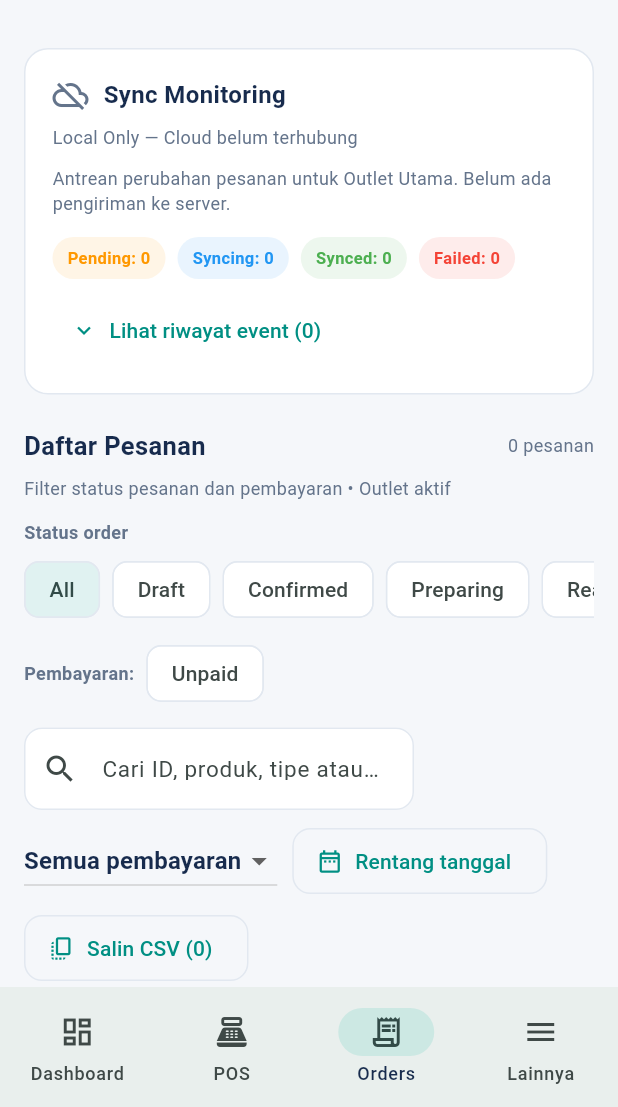
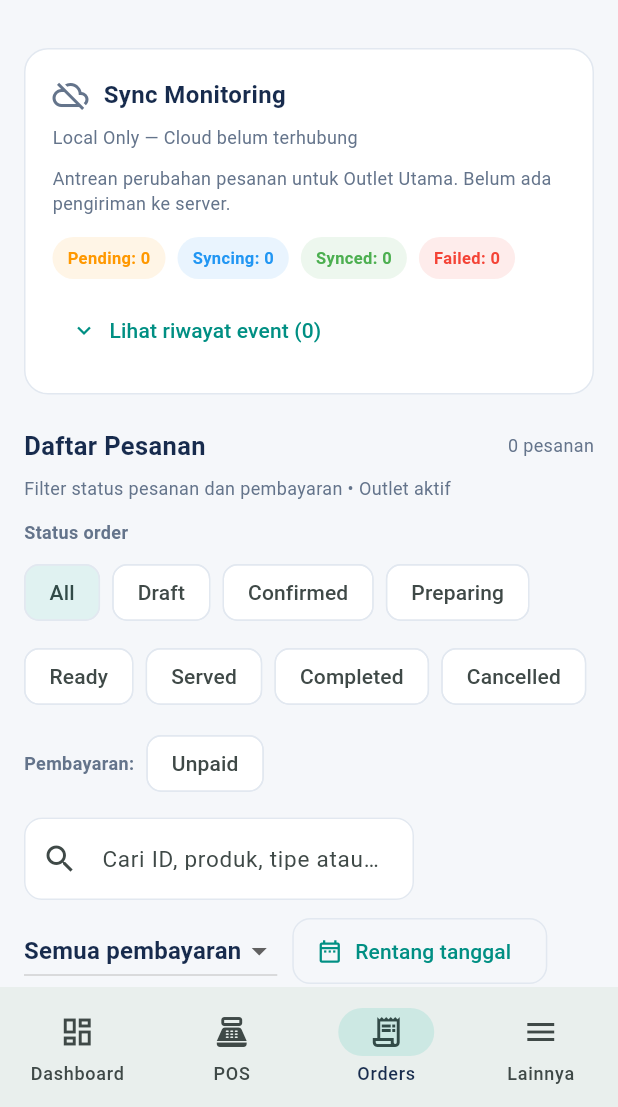
Before and after one commit to firefa123/FIREFA-9580220, a Flutter app: the DashboardPage screen opened directly, item 3 of the bottom bar chosen, scrolled down 576 dp, on a phone screen of 412 x 824 dp, the part 129-1236 px from its top. Run offline on Flutter 3.47's test engine with Material 3 defaults, Android fonts, the phone set to English and light mode, and no system bars; our stand-ins replace shared_preferences; accounts and stored records are empty.

Commit message:
fix(responsive): wrap filter chips on narrow screens

```diff
--- a/apps/firefa_main_app/lib/features/modules/orders_page.dart
+++ b/apps/firefa_main_app/lib/features/modules/orders_page.dart
@@ -308,10 +308,9 @@ class _OrdersPageState extends State<OrdersPage> {
         const Text('Status order',
             style: TextStyle(fontWeight: FontWeight.w600, fontSize: 12, color: muted)),
         const SizedBox(height: 8),
-        SizedBox(
-          height: 44,
-          child: ListView(
-            scrollDirection: Axis.horizontal,
+        Wrap(
+          spacing: 8,
+          runSpacing: 8,
           children: [
             for (final value in const [
               'All',
@@ -323,9 +322,7 @@ class _OrdersPageState extends State<OrdersPage> {
               'Completed',
               'Cancelled',
             ])
-                Padding(
-                  padding: const EdgeInsets.only(right: 8),
-                  child: ChoiceChip(
+              ChoiceChip(
                 label: Text(value),
                 selected: filter == value,
                 showCheckmark: false,
@@ -334,9 +331,7 @@ class _OrdersPageState extends State<OrdersPage> {
                   setState(() => filter = value);
                 },
               ),
-                ),
           ],
-          ),
         ),
         const SizedBox(height: 10),
         Wrap(
```
Lines whose indentation alone changed are shown as unchanged.
